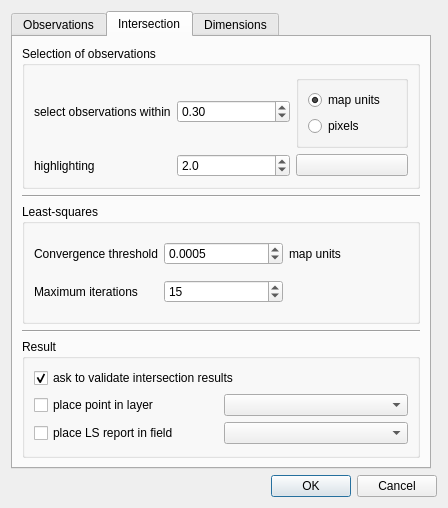
First picture: the form in ui/ui_settings.ui, repository 3nids/intersectit, before the edit.
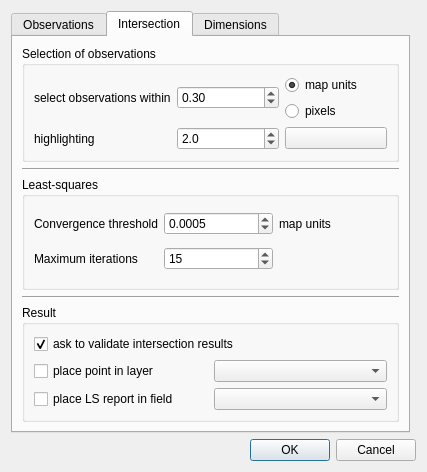
Second picture: the form after the edit. The open tabs and pages were chosen to show the change.

What changed in the file:
```diff
--- a/ui/ui_settings.ui
+++ b/ui/ui_settings.ui
@@ -6,8 +6,8 @@
    <rect>
     <x>0</x>
     <y>0</y>
-    <width>448</width>
-    <height>508</height>
+    <width>427</width>
+    <height>472</height>
    </rect>
   </property>
   <property name="windowTitle">
@@ -126,18 +126,35 @@
             </property>
            </widget>
           </item>
+          <item row="1" column="1">
+           <widget class="QDoubleSpinBox" name="intersecSelectTolerance">
+            <property name="singleStep">
+             <double>0.100000000000000</double>
+            </property>
+            <property name="value">
+             <double>0.300000000000000</double>
+            </property>
+           </widget>
+          </item>
+          <item row="1" column="0">
+           <widget class="QLabel" name="label">
+            <property name="text">
+             <string>select observations within</string>
+            </property>
+           </widget>
+          </item>
           <item row="1" column="2">
-           <widget class="QGroupBox" name="groupBox">
+           <widget class="QWidget" name="widget" native="true">
             <property name="sizePolicy">
              <sizepolicy hsizetype="Preferred" vsizetype="Preferred">
               <horstretch>0</horstretch>
               <verstretch>0</verstretch>
              </sizepolicy>
             </property>
-            <property name="title">
-             <string/>
-            </property>
             <layout class="QGridLayout" name="gridLayout_2">
+             <property name="margin">
+              <number>0</number>
+             </property>
              <item row="2" column="0">
               <widget class="QRadioButton" name="pixels">
                <property name="text">
@@ -158,23 +175,6 @@
             </layout>
            </widget>
           </item>
-          <item row="1" column="1">
-           <widget class="QDoubleSpinBox" name="tolerance">
-            <property name="singleStep">
-             <double>0.100000000000000</double>
-            </property>
-            <property name="value">
-             <double>0.300000000000000</double>
-            </property>
-           </widget>
-          </item>
-          <item row="1" column="0">
-           <widget class="QLabel" name="label">
-            <property name="text">
-             <string>select observations within</string>
-            </property>
-           </widget>
-          </item>
          </layout>
         </widget>
        </item>
```
Left out of the diff: 69 changed lines with no effect on the pictures.
